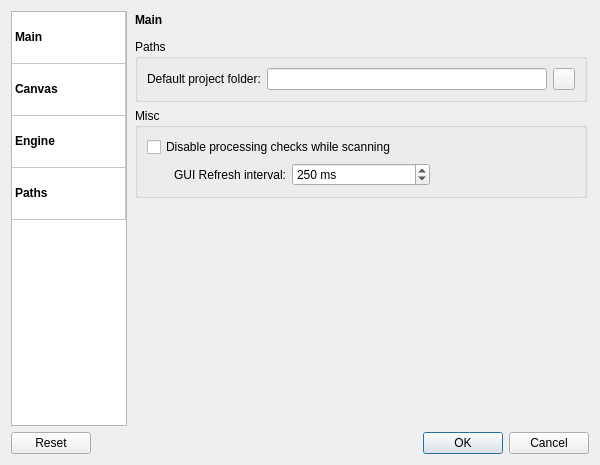
falkTX/Carla, file resources/ui/carla_settings.ui: the form before one commit.
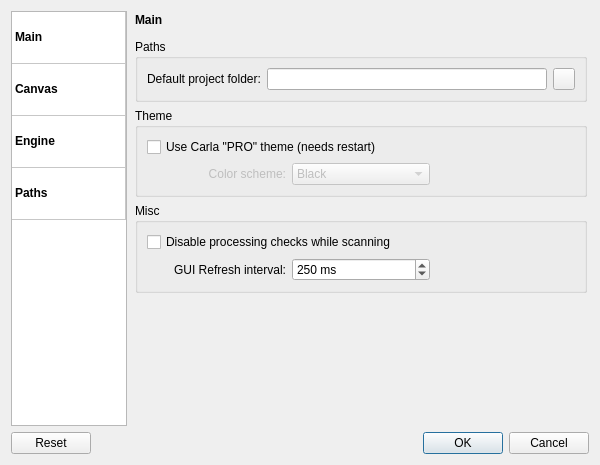
The form after the commit. Icons and pictures are not drawn.

Commit message: Add settings for theme (on/off + 2 colors)

```diff
--- a/resources/ui/carla_settings.ui
+++ b/resources/ui/carla_settings.ui
@@ -267,6 +267,73 @@
            </layout>
           </widget>
          </item>
+         <item>
+          <widget class="QGroupBox" name="groupBox_6">
+           <property name="title">
+            <string>Theme</string>
+           </property>
+           <layout class="QGridLayout" name="gridLayout_3">
+            <item row="0" column="0" colspan="3">
+             <widget class="QCheckBox" name="ch_theme_pro">
+              <property name="text">
+               <string>Use Carla &quot;PRO&quot; theme (needs restart)</string>
+              </property>
+             </widget>
+            </item>
+            <item row="1" column="0">
+             <widget class="QLabel" name="label_2">
+              <property name="enabled">
+               <bool>false</bool>
+              </property>
+              <property name="text">
+               <string>Color scheme:</string>
+              </property>
+              <property name="alignment">
+               <set>Qt::AlignRight|Qt::AlignTrailing|Qt::AlignVCenter</set>
+              </property>
+             </widget>
+            </item>
+            <item row="1" column="1">
+             <widget class="QComboBox" name="cb_theme_color">
+              <property name="enabled">
+               <bool>false</bool>
+              </property>
+              <item>
+               <property name="text">
+                <string>Black</string>
+               </property>
+              </item>
+              <item>
+               <property name="text">
+                <string>Blue</string>
+               </property>
+              </item>
+              <item>
+               <property name="text">
+                <string>System</string>
+               </property>
+              </item>
+             </widget>
+            </item>
+            <item row="1" column="2">
+             <spacer name="horizontalSpacer_2">
+              <property name="orientation">
+               <enum>Qt::Horizontal</enum>
+              </property>
+              <property name="sizeType">
+               <enum>QSizePolicy::Preferred</enum>
+              </property>
+              <property name="sizeHint" stdset="0">
+               <size>
+                <width>138</width>
+                <height>10</height>
+               </size>
+              </property>
+             </spacer>
+            </item>
+           </layout>
+          </widget>
+         </item>
          <item>
           <widget class="QGroupBox" name="groupBox_3">
            <property name="title">
```
Left out of the diff: 40 changed lines with no effect on the pictures. The commit also changes 4 other files.
